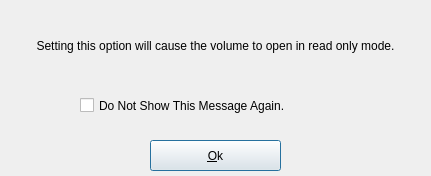
Above: zuluCrypt-gui/readonlywarning.ui from mhogomchungu/zuluCrypt before the change. Below: the same form after it.
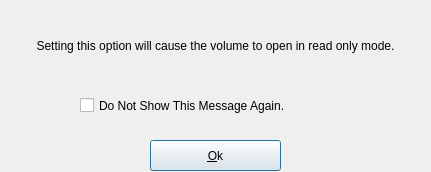
That is the form after the change.

The edit to the form file:
```diff
--- a/zuluCrypt-gui/readonlywarning.ui
+++ b/zuluCrypt-gui/readonlywarning.ui
@@ -7,7 +7,7 @@
     <x>0</x>
     <y>0</y>
     <width>431</width>
-    <height>176</height>
+    <height>172</height>
    </rect>
   </property>
   <property name="windowTitle">
```
